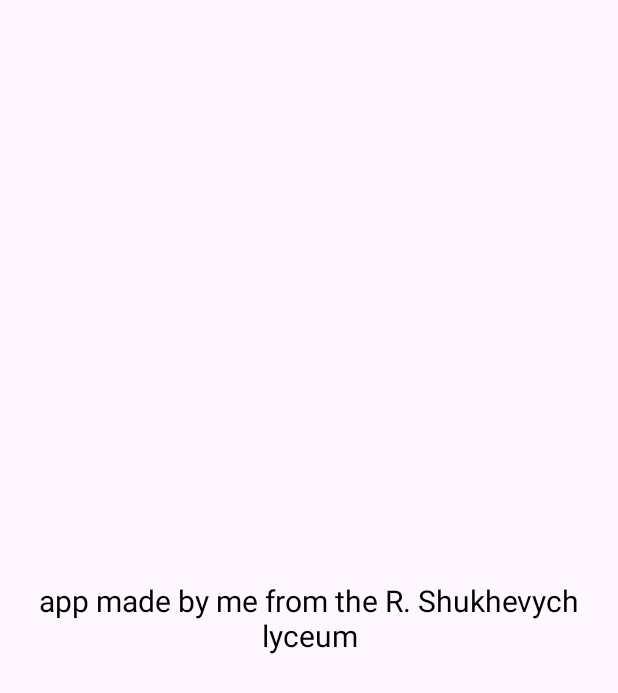
After one commit to DDanulo/ChessGame, an Android app: the fragment InfoFragment shown on its own in the app's theme, on a phone screen of 412 x 824 dp. The commit adds this screen. Shown: the top 693 px of the screen. Run offline under Robolectric (Android 15) with nearby library versions, the phone set to English and light mode, and no system bars.

Commit message:
localisation p1

```diff
--- /dev/null
+++ b/app/src/main/java/com/example/chess/fragments/InfoFragment.kt
@@ -0,0 +1,24 @@
+package com.example.chess.fragments
+
+import android.os.Bundle
+import androidx.fragment.app.Fragment
+import android.view.LayoutInflater
+import android.view.View
+import android.view.ViewGroup
+import com.example.chess.R
+import com.example.chess.databinding.FragmentInfoBinding
+import com.example.chess.databinding.FragmentMainBinding
+
+class InfoFragment : Fragment() {
+
+    private lateinit var binding: FragmentInfoBinding
+
+    override fun onCreateView(inflater: LayoutInflater, container: ViewGroup?, savedInstanceState: Bundle?): View {
+        binding = FragmentInfoBinding.inflate(inflater, container, false)
+
+
+        return binding.root
+    }
+
+
+}
--- /dev/null
+++ b/app/src/main/res/layout/fragment_info.xml
@@ -0,0 +1,22 @@
+<?xml version="1.0" encoding="utf-8"?>
+<androidx.constraintlayout.widget.ConstraintLayout xmlns:android="http://schemas.android.com/apk/res/android"
+    xmlns:tools="http://schemas.android.com/tools"
+    android:layout_width="match_parent"
+    android:layout_height="match_parent"
+    xmlns:app="http://schemas.android.com/apk/res-auto"
+    tools:context=".fragments.InfoFragment">
+
+
+    <TextView
+        android:layout_width="match_parent"
+        android:layout_height="match_parent"
+        android:text="@string/made_by_me"
+        android:gravity="center"
+        android:textSize="20sp"
+        android:textColor="@color/black"
+        app:layout_constraintTop_toTopOf="parent"
+        app:layout_constraintStart_toStartOf="parent"
+        app:layout_constraintEnd_toEndOf="parent"
+        />
+
+</androidx.constraintlayout.widget.ConstraintLayout>
--- a/app/src/main/res/values/strings.xml
+++ b/app/src/main/res/values/strings.xml
@@ -4,4 +4,5 @@
     <string name="hello_blank_fragment">Hello blank fragment</string>
     <string name="sample_time">00:00</string>
     <string name="sample_name">sampleName</string>
+    <string name="made_by_me">app made by me from the R. Shukhevych lyceum</string>
 </resources>
```
Also changed, not shown: 1 other file.
